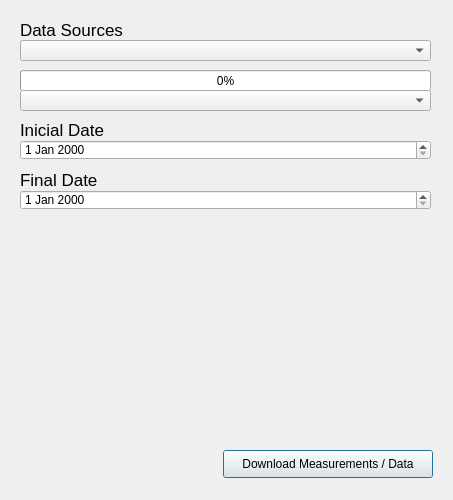
First picture: the form in ui/watering_datachannels_dialog.ui, repository Ingeniousware/QGISWaterIng, before the edit.
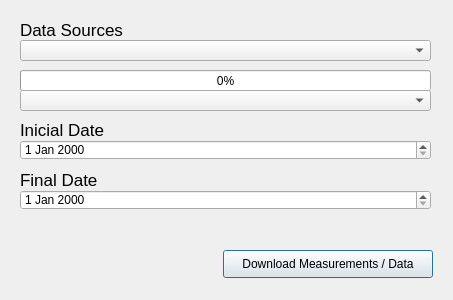
Second picture: the form after the edit.

The edit to the form file:
```diff
--- a/ui/watering_datachannels_dialog.ui
+++ b/ui/watering_datachannels_dialog.ui
@@ -10,7 +10,7 @@
     <x>0</x>
     <y>0</y>
     <width>453</width>
-    <height>500</height>
+    <height>300</height>
    </rect>
   </property>
   <property name="windowTitle">
@@ -162,7 +162,7 @@
    <property name="geometry">
     <rect>
      <x>223</x>
-     <y>450</y>
+     <y>250</y>
      <width>210</width>
      <height>28</height>
     </rect>
```
